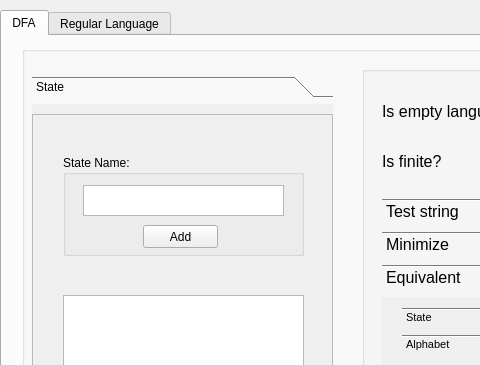
Qt form views/untitled.ui (mohammadaminmg10/Theory-Of-Computation) before a commit; both pictures show x 0 to 480 and y 0 to 365 of the 1082 by 758 pixel window.
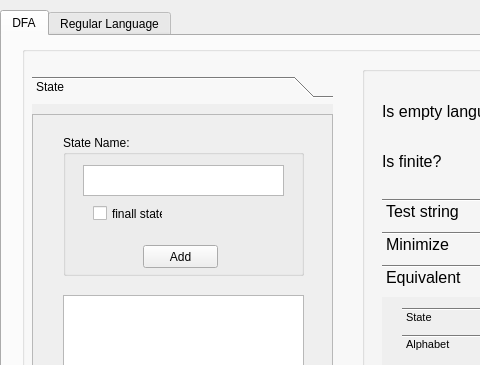
The same form after that commit. The open tabs and pages were chosen to show the change.

```diff
--- a/views/untitled.ui
+++ b/views/untitled.ui
@@ -91,9 +91,9 @@
            <property name="geometry">
             <rect>
              <x>30</x>
-             <y>40</y>
+             <y>20</y>
              <width>241</width>
-             <height>101</height>
+             <height>141</height>
             </rect>
            </property>
            <property name="title">
@@ -113,7 +113,7 @@
             <property name="geometry">
              <rect>
               <x>80</x>
-              <y>70</y>
+              <y>110</y>
               <width>75</width>
               <height>23</height>
              </rect>
@@ -122,6 +122,19 @@
              <string>Add</string>
             </property>
            </widget>
+           <widget class="QCheckBox" name="cb_finall_state">
+            <property name="geometry">
+             <rect>
+              <x>30</x>
+              <y>70</y>
+              <width>70</width>
+              <height>17</height>
+             </rect>
+            </property>
+            <property name="text">
+             <string>finall state</string>
+            </property>
+           </widget>
           </widget>
           <widget class="QListWidget" name="listWidget_StatesName">
            <property name="geometry">
```
Left out of the diff: 34 changed lines with no effect on the pictures.
